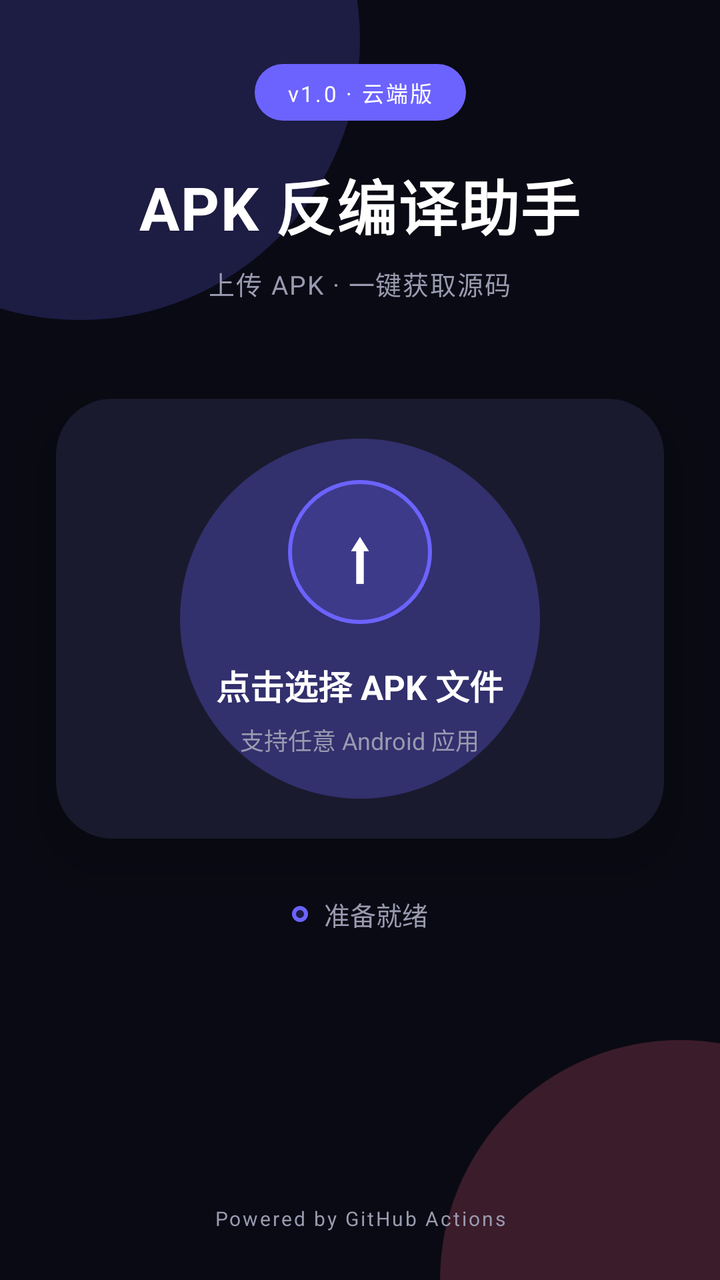
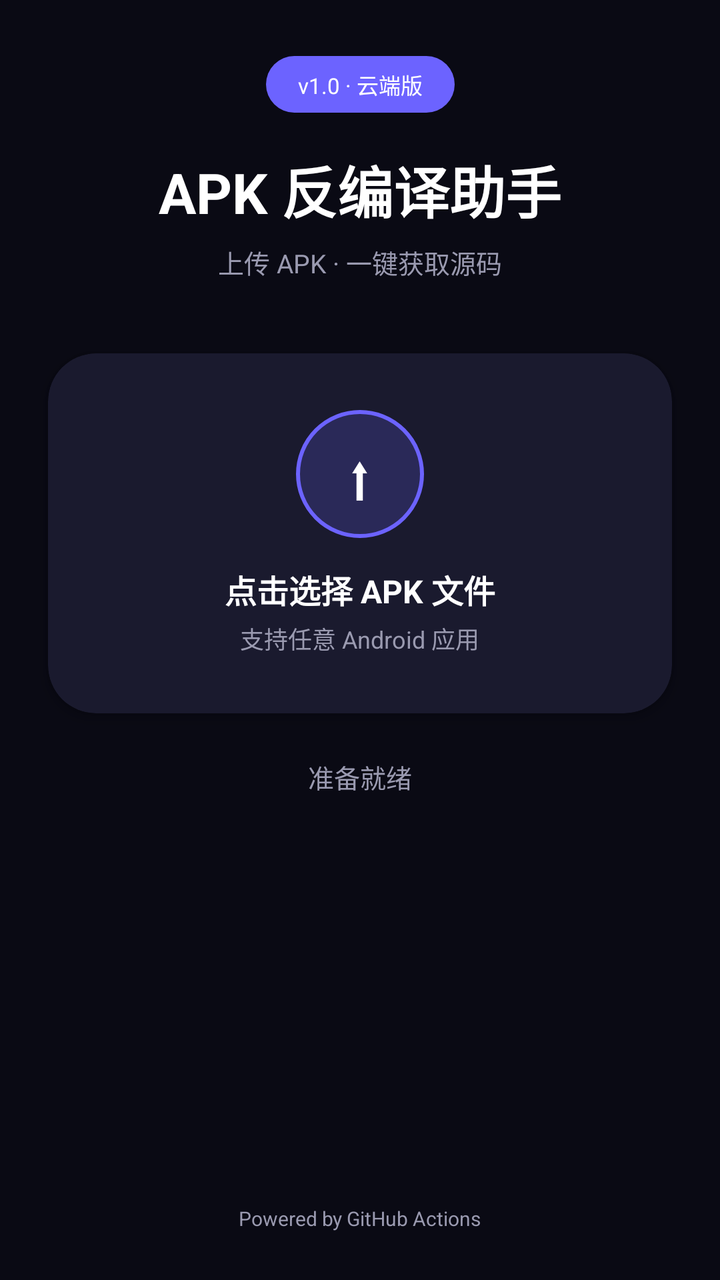

The first picture is an Android layout as it rendered before a commit; the second is the same layout after the commit. The layout source and the unified diff follow.
<!-- AndroidManifest.xml: application theme Theme.ApkDecompiler -->
<!-- res/layout/activity_main.xml -->
<?xml version="1.0" encoding="utf-8"?>
<androidx.constraintlayout.widget.ConstraintLayout
    xmlns:android="http://schemas.android.com/apk/res/android"
    xmlns:app="http://schemas.android.com/apk/res-auto"
    android:layout_width="match_parent"
    android:layout_height="match_parent"
    android:background="@color/bg_dark">

    
    <View
        android:layout_width="280dp"
        android:layout_height="280dp"
        android:background="@drawable/glow_purple"
        android:translationX="-100dp"
        android:translationY="-120dp"
        app:layout_constraintStart_toStartOf="parent"
        app:layout_constraintTop_toTopOf="parent" />

    
    <View
        android:layout_width="240dp"
        android:layout_height="240dp"
        android:background="@drawable/glow_pink"
        android:translationX="100dp"
        android:translationY="120dp"
        app:layout_constraintBottom_toBottomOf="parent"
        app:layout_constraintEnd_toEndOf="parent" />

    
    <TextView
        android:id="@+id/tvBadge"
        android:layout_width="wrap_content"
        android:layout_height="wrap_content"
        android:layout_marginTop="32dp"
        android:background="@drawable/btn_primary"
        android:paddingHorizontal="16dp"
        android:paddingVertical="6dp"
        android:text="v1.0 · 云端版"
        android:textColor="#FFFFFF"
        android:textSize="11sp"
        android:letterSpacing="0.1"
        app:layout_constraintEnd_toEndOf="parent"
        app:layout_constraintStart_toStartOf="parent"
        app:layout_constraintTop_toTopOf="parent" />

    
    <TextView
        android:id="@+id/tvTitle"
        android:layout_width="wrap_content"
        android:layout_height="wrap_content"
        android:layout_marginTop="20dp"
        android:text="APK 反编译助手"
        android:textColor="@color/text_primary"
        android:textSize="30sp"
        android:textStyle="bold"
        android:letterSpacing="0.02"
        app:layout_constraintEnd_toEndOf="parent"
        app:layout_constraintStart_toStartOf="parent"
        app:layout_constraintTop_toBottomOf="@id/tvBadge" />

    
    <TextView
        android:id="@+id/tvSubtitle"
        android:layout_width="wrap_content"
        android:layout_height="wrap_content"
        android:layout_marginTop="8dp"
        android:text="上传 APK · 一键获取源码"
        android:textColor="@color/text_secondary"
        android:textSize="13sp"
        android:letterSpacing="0.05"
        app:layout_constraintEnd_toEndOf="parent"
        app:layout_constraintStart_toStartOf="parent"
        app:layout_constraintTop_toBottomOf="@id/tvTitle" />

    
    <androidx.cardview.widget.CardView
        android:id="@+id/cardUpload"
        android:layout_width="0dp"
        android:layout_height="220dp"
        android:layout_marginHorizontal="28dp"
        android:layout_marginTop="48dp"
        app:cardBackgroundColor="@color/bg_card"
        app:cardCornerRadius="28dp"
        app:cardElevation="16dp"
        app:layout_constraintEnd_toEndOf="parent"
        app:layout_constraintStart_toStartOf="parent"
        app:layout_constraintTop_toBottomOf="@id/tvSubtitle">

        <FrameLayout
            android:layout_width="match_parent"
            android:layout_height="match_parent">

            
            <View
                android:layout_width="180dp"
                android:layout_height="180dp"
                android:layout_gravity="center"
                android:background="@drawable/card_glow" />

            <LinearLayout
                android:layout_width="match_parent"
                android:layout_height="match_parent"
                android:gravity="center"
                android:orientation="vertical">

                <FrameLayout
                    android:layout_width="72dp"
                    android:layout_height="72dp"
                    android:background="@drawable/circle_accent">

                    <TextView
                        android:layout_width="wrap_content"
                        android:layout_height="wrap_content"
                        android:layout_gravity="center"
                        android:text="⬆"
                        android:textColor="#FFFFFF"
                        android:textSize="36sp" />
                </FrameLayout>

                <TextView
                    android:layout_width="wrap_content"
                    android:layout_height="wrap_content"
                    android:layout_marginTop="18dp"
                    android:text="点击选择 APK 文件"
                    android:textColor="@color/text_primary"
                    android:textSize="17sp"
                    android:textStyle="bold" />

                <TextView
                    android:layout_width="wrap_content"
                    android:layout_height="wrap_content"
                    android:layout_marginTop="6dp"
                    android:text="支持任意 Android 应用"
                    android:textColor="@color/text_secondary"
                    android:textSize="12sp" />
            </LinearLayout>
        </FrameLayout>
    </androidx.cardview.widget.CardView>

    
    <LinearLayout
        android:id="@+id/statusRow"
        android:layout_width="wrap_content"
        android:layout_height="wrap_content"
        android:layout_marginTop="28dp"
        android:gravity="center_vertical"
        android:orientation="horizontal"
        app:layout_constraintEnd_toEndOf="parent"
        app:layout_constraintStart_toStartOf="parent"
        app:layout_constraintTop_toBottomOf="@id/cardUpload">

        <View
            android:layout_width="8dp"
            android:layout_height="8dp"
            android:background="@drawable/circle_accent" />

        <TextView
            android:id="@+id/tvStatus"
            android:layout_width="wrap_content"
            android:layout_height="wrap_content"
            android:layout_marginStart="8dp"
            android:text="准备就绪"
            android:textColor="@color/text_secondary"
            android:textSize="13sp" />
    </LinearLayout>

    
    <ProgressBar
        android:id="@+id/progressBar"
        style="?android:attr/progressBarStyleHorizontal"
        android:layout_width="0dp"
        android:layout_height="6dp"
        android:layout_marginHorizontal="48dp"
        android:layout_marginTop="16dp"
        android:max="100"
        android:progress="0"
        android:progressTint="@color/accent"
        android:visibility="gone"
        app:layout_constraintEnd_toEndOf="parent"
        app:layout_constraintStart_toStartOf="parent"
        app:layout_constraintTop_toBottomOf="@id/statusRow" />

    
    <TextView
        android:layout_width="wrap_content"
        android:layout_height="wrap_content"
        android:layout_marginBottom="24dp"
        android:text="Powered by GitHub Actions"
        android:textColor="@color/text_secondary"
        android:textSize="10sp"
        android:letterSpacing="0.1"
        app:layout_constraintBottom_toBottomOf="parent"
        app:layout_constraintEnd_toEndOf="parent"
        app:layout_constraintStart_toStartOf="parent" />
</androidx.constraintlayout.widget.ConstraintLayout>
<!-- resources referenced by this layout -->
<resources>
  <color name="accent">#6C63FF</color>
  <color name="bg_card">#1A1A2E</color>
  <color name="bg_dark">#0A0A14</color>
  <color name="text_primary">#FFFFFF</color>
  <color name="text_secondary">#9A9AB0</color>
  <!-- drawable btn_primary (drawable) -->
  <?xml version="1.0" encoding="utf-8"?>
  <shape xmlns:android="http://schemas.android.com/apk/res/android"
      android:shape="rectangle">
      <solid android:color="#6C63FF" />
      <corners android:radius="16dp" />
  </shape>
  <!-- drawable card_glow (drawable) -->
  <?xml version="1.0" encoding="utf-8"?>
  <shape xmlns:android="http://schemas.android.com/apk/res/android"
      android:shape="oval">
      <solid android:color="#4D6C63FF" />
  </shape>
  <!-- drawable circle_accent (drawable) -->
  <?xml version="1.0" encoding="utf-8"?>
  <shape xmlns:android="http://schemas.android.com/apk/res/android"
      android:shape="oval">
      <solid android:color="#336C63FF" />
      <stroke android:width="2dp" android:color="#6C63FF" />
  </shape>
  <!-- drawable glow_pink (drawable) -->
  <?xml version="1.0" encoding="utf-8"?>
  <shape xmlns:android="http://schemas.android.com/apk/res/android"
      android:shape="oval">
      <solid android:color="#33FF6584" />
  </shape>
  <!-- drawable glow_purple (drawable) -->
  <?xml version="1.0" encoding="utf-8"?>
  <shape xmlns:android="http://schemas.android.com/apk/res/android"
      android:shape="oval">
      <solid android:color="#336C63FF" />
  </shape>
  <style name="Theme.ApkDecompiler" parent="Theme.AppCompat.DayNight.NoActionBar">
          <item name="colorPrimary">#6C63FF</item>
          <item name="colorPrimaryDark">#0A0A14</item>
          <item name="colorAccent">#FF6584</item>
          <item name="android:windowBackground">@color/bg_dark</item>
          <item name="android:statusBarColor">@android:color/transparent</item>
          <item name="android:windowLightStatusBar">false</item>
          <item name="android:navigationBarColor">@android:color/transparent</item>
          <item name="android:windowDrawsSystemBarBackgrounds">true</item>
      </style>
</resources>

<!-- the commit's change to res/layout/activity_main.xml (unified diff, before → after) -->
@@ -1,101 +1,69 @@
 <?xml version="1.0" encoding="utf-8"?>
-<androidx.constraintlayout.widget.ConstraintLayout
-    xmlns:android="http://schemas.android.com/apk/res/android"
+<ScrollView xmlns:android="http://schemas.android.com/apk/res/android"
     xmlns:app="http://schemas.android.com/apk/res-auto"
     android:layout_width="match_parent"
     android:layout_height="match_parent"
-    android:background="@color/bg_dark">
+    android:background="@color/bg_dark"
+    android:fillViewport="true"
+    android:overScrollMode="never">
 
-    
-    <View
-        android:layout_width="280dp"
-        android:layout_height="280dp"
-        android:background="@drawable/glow_purple"
-        android:translationX="-100dp"
-        android:translationY="-120dp"
-        app:layout_constraintStart_toStartOf="parent"
-        app:layout_constraintTop_toTopOf="parent" />
+    <androidx.constraintlayout.widget.ConstraintLayout
+        android:layout_width="match_parent"
+        android:layout_height="wrap_content"
+        android:minHeight="640dp">
 
-    
-    <View
-        android:layout_width="240dp"
-        android:layout_height="240dp"
-        android:background="@drawable/glow_pink"
-        android:translationX="100dp"
-        android:translationY="120dp"
-        app:layout_constraintBottom_toBottomOf="parent"
-        app:layout_constraintEnd_toEndOf="parent" />
+        <TextView
+            android:id="@+id/tvBadge"
+            android:layout_width="wrap_content"
+            android:layout_height="wrap_content"
+            android:layout_marginTop="28dp"
+            android:background="@drawable/btn_primary"
+            android:paddingHorizontal="16dp"
+            android:paddingVertical="6dp"
+            android:text="v1.0 · 云端版"
+            android:textColor="#FFFFFF"
+            android:textSize="11sp"
+            app:layout_constraintEnd_toEndOf="parent"
+            app:layout_constraintStart_toStartOf="parent"
+            app:layout_constraintTop_toTopOf="parent" />
 
-    
-    <TextView
-        android:id="@+id/tvBadge"
-        android:layout_width="wrap_content"
-        android:layout_height="wrap_content"
-        android:layout_marginTop="32dp"
-        android:background="@drawable/btn_primary"
-        android:paddingHorizontal="16dp"
-        android:paddingVertical="6dp"
-        android:text="v1.0 · 云端版"
-        android:textColor="#FFFFFF"
-        android:textSize="11sp"
-        android:letterSpacing="0.1"
-        app:layout_constraintEnd_toEndOf="parent"
-        app:layout_constraintStart_toStartOf="parent"
-        app:layout_constraintTop_toTopOf="parent" />
+        <TextView
+            android:id="@+id/tvTitle"
+            android:layout_width="wrap_content"
+            android:layout_height="wrap_content"
+            android:layout_marginTop="18dp"
+            android:text="APK 反编译助手"
+            android:textColor="@color/text_primary"
+            android:textSize="28sp"
+            android:textStyle="bold"
+            app:layout_constraintEnd_toEndOf="parent"
+            app:layout_constraintStart_toStartOf="parent"
+            app:layout_constraintTop_toBottomOf="@id/tvBadge" />
 
-    
-    <TextView
-        android:id="@+id/tvTitle"
-        android:layout_width="wrap_content"
-        android:layout_height="wrap_content"
-        android:layout_marginTop="20dp"
-        android:text="APK 反编译助手"
-        android:textColor="@color/text_primary"
-        android:textSize="30sp"
-        android:textStyle="bold"
-        android:letterSpacing="0.02"
-        app:layout_constraintEnd_toEndOf="parent"
-        app:layout_constraintStart_toStartOf="parent"
-        app:layout_constraintTop_toBottomOf="@id/tvBadge" />
+        <TextView
+            android:id="@+id/tvSubtitle"
+            android:layout_width="wrap_content"
+            android:layout_height="wrap_content"
+            android:layout_marginTop="6dp"
+            android:text="上传 APK · 一键获取源码"
+            android:textColor="@color/text_secondary"
+            android:textSize="13sp"
+            app:layout_constraintEnd_toEndOf="parent"
+            app:layout_constraintStart_toStartOf="parent"
+            app:layout_constraintTop_toBottomOf="@id/tvTitle" />
 
-    
-    <TextView
-        android:id="@+id/tvSubtitle"
-        android:layout_width="wrap_content"
-        android:layout_height="wrap_content"
-        android:layout_marginTop="8dp"
-        android:text="上传 APK · 一键获取源码"
-        android:textColor="@color/text_secondary"
-        android:textSize="13sp"
-        android:letterSpacing="0.05"
-        app:layout_constraintEnd_toEndOf="parent"
-        app:layout_constraintStart_toStartOf="parent"
-        app:layout_constraintTop_toBottomOf="@id/tvTitle" />
-
-    
-    <androidx.cardview.widget.CardView
-        android:id="@+id/cardUpload"
-        android:layout_width="0dp"
-        android:layout_height="220dp"
-        android:layout_marginHorizontal="28dp"
-        android:layout_marginTop="48dp"
-        app:cardBackgroundColor="@color/bg_card"
-        app:cardCornerRadius="28dp"
-        app:cardElevation="16dp"
-        app:layout_constraintEnd_toEndOf="parent"
-        app:layout_constraintStart_toStartOf="parent"
-        app:layout_constraintTop_toBottomOf="@id/tvSubtitle">
-
-        <FrameLayout
-            android:layout_width="match_parent"
-            android:layout_height="match_parent">
-
-            
-            <View
-                android:layout_width="180dp"
-                android:layout_height="180dp"
-                android:layout_gravity="center"
-                android:background="@drawable/card_glow" />
+        <androidx.cardview.widget.CardView
+            android:id="@+id/cardUpload"
+            android:layout_width="0dp"
+            android:layout_height="180dp"
+            android:layout_marginHorizontal="24dp"
+            android:layout_marginTop="36dp"
+            app:cardBackgroundColor="@color/bg_card"
+            app:cardCornerRadius="24dp"
+            app:cardElevation="4dp"
+            app:layout_constraintEnd_toEndOf="parent"
+            app:layout_constraintStart_toStartOf="parent"
+            app:layout_constraintTop_toBottomOf="@id/tvSubtitle">
 
             <LinearLayout
                 android:layout_width="match_parent"
@@ -104,8 +72,8 @@
                 android:orientation="vertical">
 
                 <FrameLayout
-                    android:layout_width="72dp"
-                    android:layout_height="72dp"
+                    android:layout_width="64dp"
+                    android:layout_height="64dp"
                     android:background="@drawable/circle_accent">
 
                     <TextView
@@ -114,82 +82,68 @@
                         android:layout_gravity="center"
                         android:text="⬆"
                         android:textColor="#FFFFFF"
-                        android:textSize="36sp" />
+                        android:textSize="30sp" />
                 </FrameLayout>
 
                 <TextView
                     android:layout_width="wrap_content"
                     android:layout_height="wrap_content"
-                    android:layout_marginTop="18dp"
+                    android:layout_marginTop="14dp"
                     android:text="点击选择 APK 文件"
                     android:textColor="@color/text_primary"
-                    android:textSize="17sp"
+                    android:textSize="16sp"
                     android:textStyle="bold" />
 
                 <TextView
+                    android:id="@+id/tvFileName"
                     android:layout_width="wrap_content"
                     android:layout_height="wrap_content"
-                    android:layout_marginTop="6dp"
+                    android:layout_marginTop="4dp"
                     android:text="支持任意 Android 应用"
                     android:textColor="@color/text_secondary"
                     android:textSize="12sp" />
             </LinearLayout>
-        </FrameLayout>
-    </androidx.cardview.widget.CardView>
-
-    
-    <LinearLayout
-        android:id="@+id/statusRow"
-        android:layout_width="wrap_content"
-        android:layout_height="wrap_content"
-        android:layout_marginTop="28dp"
-        android:gravity="center_vertical"
-        android:orientation="horizontal"
-        app:layout_constraintEnd_toEndOf="parent"
-        app:layout_constraintStart_toStartOf="parent"
-        app:layout_constraintTop_toBottomOf="@id/cardUpload">
-
-        <View
-            android:layout_width="8dp"
-            android:layout_height="8dp"
-            android:background="@drawable/circle_accent" />
+        </androidx.cardview.widget.CardView>
 
         <TextView
             android:id="@+id/tvStatus"
             android:layout_width="wrap_content"
             android:layout_height="wrap_content"
-            android:layout_marginStart="8dp"
+            android:layout_marginTop="22dp"
             android:text="准备就绪"
             android:textColor="@color/text_secondary"
-            android:textSize="13sp" />
-    </LinearLayout>
+            android:textSize="13sp"
+            app:layout_constraintEnd_toEndOf="parent"
+            app:layout_constraintStart_toStartOf="parent"
+            app:layout_constraintTop_toBottomOf="@id/cardUpload" />
 
-    
-    <ProgressBar
-        android:id="@+id/progressBar"
-        style="?android:attr/progressBarStyleHorizontal"
-        android:layout_width="0dp"
-        android:layout_height="6dp"
-        android:layout_marginHorizontal="48dp"
-        android:layout_marginTop="16dp"
-        android:max="100"
-        android:progress="0"
-        android:progressTint="@color/accent"
-        android:visibility="gone"
-        app:layout_constraintEnd_toEndOf="parent"
-        app:layout_constraintStart_toStartOf="parent"
-        app:layout_constraintTop_toBottomOf="@id/statusRow" />
+        <ProgressBar
+            android:id="@+id/progressBar"
+            style="?android:attr/progressBarStyleHorizontal"
+            android:layout_width="0dp"
+            android:layout_height="5dp"
+            android:layout_marginHorizontal="48dp"
+            android:layout_marginTop="14dp"
+            android:max="100"
+            android:progress="0"
+            android:progressTint="@color/accent"
+            android:visibility="gone"
+            app:layout_constraintEnd_toEndOf="parent"
+            app:layout_constraintStart_toStartOf="parent"
+            app:layout_constraintTop_toBottomOf="@id/tvStatus" />
 
-    
-    <TextView
-        android:layout_width="wrap_content"
-        android:layout_height="wrap_content"
-        android:layout_marginBottom="24dp"
-        android:text="Powered by GitHub Actions"
-        android:textColor="@color/text_secondary"
-        android:textSize="10sp"
-        android:letterSpacing="0.1"
-        app:layout_constraintBottom_toBottomOf="parent"
-        app:layout_constraintEnd_toEndOf="parent"
-        app:layout_constraintStart_toStartOf="parent" />
-</androidx.constraintlayout.widget.ConstraintLayout>
+        <TextView
+            android:layout_width="wrap_content"
+            android:layout_height="wrap_content"
+            android:layout_marginTop="40dp"
+            android:layout_marginBottom="24dp"
+            android:text="Powered by GitHub Actions"
+            android:textColor="@color/text_secondary"
+            android:textSize="10sp"
+            app:layout_constraintBottom_toBottomOf="parent"
+            app:layout_constraintEnd_toEndOf="parent"
+            app:layout_constraintStart_toStartOf="parent"
+            app:layout_constraintTop_toBottomOf="@id/progressBar"
+            app:layout_constraintVertical_bias="1" />
+    </androidx.constraintlayout.widget.ConstraintLayout>
+</ScrollView>
<!-- resource entries referenced after the edit -->
@@ -12,30 +12,12 @@
       <solid android:color="#6C63FF" />
       <corners android:radius="16dp" />
   </shape>
-  <!-- drawable card_glow (drawable) -->
-  <?xml version="1.0" encoding="utf-8"?>
-  <shape xmlns:android="http://schemas.android.com/apk/res/android"
-      android:shape="oval">
-      <solid android:color="#4D6C63FF" />
-  </shape>
   <!-- drawable circle_accent (drawable) -->
   <?xml version="1.0" encoding="utf-8"?>
   <shape xmlns:android="http://schemas.android.com/apk/res/android"
       android:shape="oval">
       <solid android:color="#336C63FF" />
       <stroke android:width="2dp" android:color="#6C63FF" />
-  </shape>
-  <!-- drawable glow_pink (drawable) -->
-  <?xml version="1.0" encoding="utf-8"?>
-  <shape xmlns:android="http://schemas.android.com/apk/res/android"
-      android:shape="oval">
-      <solid android:color="#33FF6584" />
-  </shape>
-  <!-- drawable glow_purple (drawable) -->
-  <?xml version="1.0" encoding="utf-8"?>
-  <shape xmlns:android="http://schemas.android.com/apk/res/android"
-      android:shape="oval">
-      <solid android:color="#336C63FF" />
   </shape>
   <style name="Theme.ApkDecompiler" parent="Theme.AppCompat.DayNight.NoActionBar">
           <item name="colorPrimary">#6C63FF</item>
@@ -44,8 +26,6 @@
           <item name="android:windowBackground">@color/bg_dark</item>
           <item name="android:statusBarColor">@android:color/transparent</item>
           <item name="android:windowLightStatusBar">false</item>
-          <item name="android:navigationBarColor">@android:color/transparent</item>
-          <item name="android:windowDrawsSystemBarBackgrounds">true</item>
       </style>
 </resources>
 
